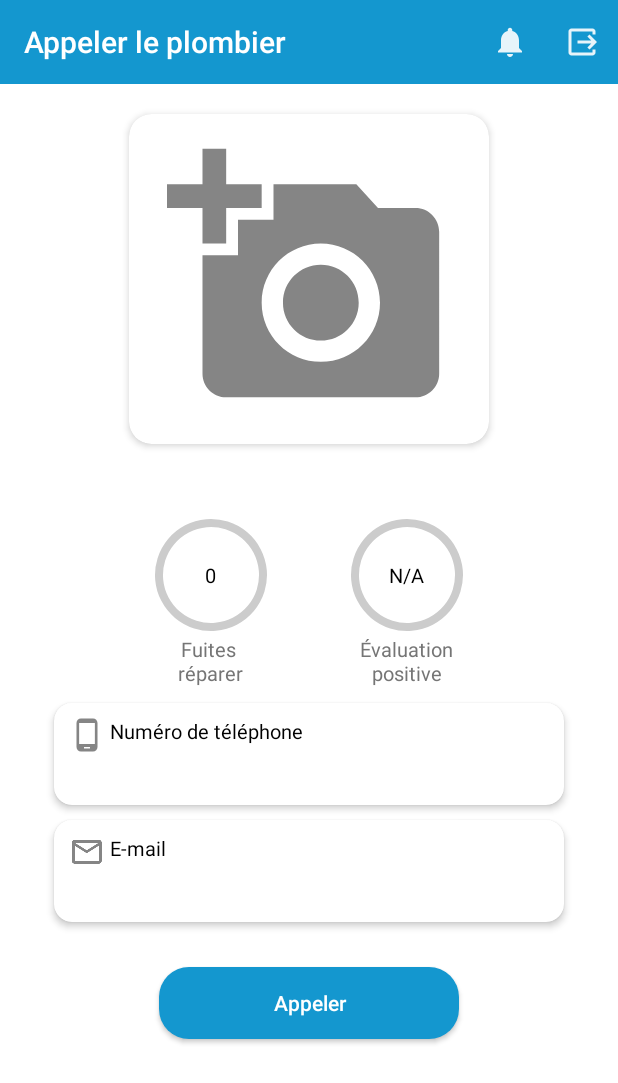
After one commit to AST99/IndexEye, an Android app: the PlumberDetail screen opened directly, with no data from a screen before it, on a phone screen of 412 x 824 dp. The commit adds this screen. Shown: the top 1083 px of the screen. Run offline under Robolectric (Android 15) with nearby library versions, the phone set to English and light mode, and no system bars; network calls fail.

Commit message:
call plumber function

```diff
--- /dev/null
+++ b/app/src/main/java/com/astdev/indexeye/PlumberDetail.kt
@@ -0,0 +1,43 @@
+package com.astdev.indexeye
+
+import android.content.Intent
+import android.net.Uri
+import android.os.Bundle
+import android.widget.Toast
+import androidx.appcompat.app.AppCompatActivity
+import com.astdev.indexeye.adapters.PlumberListAdapter
+import com.astdev.indexeye.databinding.ActivityPlumberDetailBinding
+
+
+class PlumberDetail : AppCompatActivity() {
+
+    private lateinit var binding: ActivityPlumberDetailBinding
+
+    override fun onCreate(savedInstanceState: Bundle?) {
+        super.onCreate(savedInstanceState)
+        binding = ActivityPlumberDetailBinding.inflate(layoutInflater)
+        setContentView(binding.root)
+
+        plumberDetail()
+
+        binding.btnCall.setOnClickListener {
+            callPlumber()
+        }
+    }
+
+
+    private fun plumberDetail(){
+        binding.plumberName.text = PlumberListAdapter.strShowName
+        binding.Mobile.text = PlumberListAdapter.strShowPhone
+        binding.Mail.text = PlumberListAdapter.strShowMail
+    }
+
+    private fun callPlumber(){
+        val u: Uri = Uri.parse("tel:" + PlumberListAdapter.strShowPhone)
+        try {
+            startActivity(Intent(Intent.ACTION_DIAL, u))
+        } catch (s: SecurityException) {
+            Toast.makeText(this@PlumberDetail, "Une erreur s'est produite", Toast.LENGTH_LONG).show()
+        }
+    }
+}
--- a/app/src/main/java/com/astdev/indexeye/adapters/PlumberListAdapter.java
+++ b/app/src/main/java/com/astdev/indexeye/adapters/PlumberListAdapter.java
@@ -1,14 +1,22 @@
 package com.astdev.indexeye.adapters;
 
+import android.app.Activity;
+import android.content.Intent;
 import android.view.LayoutInflater;
 import android.view.View;
 import android.view.ViewGroup;
+import android.widget.Button;
 import android.widget.TextView;
 
 import androidx.annotation.NonNull;
+import androidx.appcompat.app.AppCompatActivity;
+import androidx.fragment.app.Fragment;
+import androidx.fragment.app.FragmentManager;
 import androidx.recyclerview.widget.RecyclerView;
 
+import com.astdev.indexeye.PlumberDetail;
 import com.astdev.indexeye.R;
+import com.astdev.indexeye.activities.HomeScreen;
 import com.astdev.indexeye.models.PlumberModels;
 
 import java.util.List;
@@ -37,8 +45,16 @@ public class PlumberListAdapter extends RecyclerView.Adapter<PlumberListAdapter.
             String name = modelList.get(position).getName();
             String phone = modelList.get(position).getPhone();
             String mail = modelList.get(position).getMail();
-            String pass = modelList.get(position).getPassWrd();
-            holder.setData(name, mail);
+            //String pass = modelList.get(position).getPassWrd();
+            holder.setData(name, /*mail,*/ phone);
+
+            holder.btnVoir.setOnClickListener(view -> {
+                view.getContext().startActivity(new Intent(view.getContext(), PlumberDetail.class));
+
+                strShowName = name;
+                strShowPhone = phone;
+                strShowMail = mail;
+            });
 
             /*holder.cardView.setOnClickListener(view -> {
                // view.getContext().startActivity(new Intent(view.getContext(), UserProfil.class));
@@ -63,20 +79,24 @@ public class PlumberListAdapter extends RecyclerView.Adapter<PlumberListAdapter.
 
     public static class Viewholder extends RecyclerView.ViewHolder{
 
-        private final TextView name, mail;
+        private final TextView name, phone;
+        private final Button btnVoir;
 
 
         public Viewholder(@NonNull View itemView) {
             super(itemView);
 
             name = itemView.findViewById(R.id.plumberName);
-            mail = itemView.findViewById(R.id.plumberPhone);
+            //mail = itemView.findViewById(R.id.plumberMail);
+            phone = itemView.findViewById(R.id.plumberPhone);
             //cardView = itemView.findViewById(R.id.cardV);
+            btnVoir = itemView.findViewById(R.id.btnVoir);
         }
 
-        public void setData(String txtNom, String txtmail){
+        public void setData(String txtNom/*, String txtmail*/, String txtphone){
             name.setText(txtNom);
-            mail.setText(txtmail);
+            //mail.setText(txtmail);
+            phone.setText(txtphone);
         }
     }
 }
--- a/app/src/main/java/com/astdev/indexeye/fragments/ServicesFragment.kt
+++ b/app/src/main/java/com/astdev/indexeye/fragments/ServicesFragment.kt
@@ -1,21 +1,20 @@
 package com.astdev.indexeye.fragments
 
 import android.annotation.SuppressLint
+import android.content.ContentValues.TAG
 import android.os.Bundle
+import android.util.Log
 import android.view.LayoutInflater
 import android.view.View
 import android.view.ViewGroup
-import android.widget.ImageButton
 import android.widget.Toast
 import androidx.activity.OnBackPressedCallback
 import androidx.fragment.app.Fragment
 import androidx.recyclerview.widget.LinearLayoutManager
-import com.astdev.indexeye.R
 import com.astdev.indexeye.activities.HomeScreen
 import com.astdev.indexeye.adapters.PlumberListAdapter
 import com.astdev.indexeye.databinding.FragmentServicesBinding
 import com.astdev.indexeye.models.PlumberModels
-import com.astdev.indexeye.models.UsersModels
 import com.google.firebase.database.DataSnapshot
 import com.google.firebase.database.DatabaseError
 import com.google.firebase.database.FirebaseDatabase
@@ -25,10 +24,6 @@ import com.google.firebase.database.ValueEventListener
 class ServicesFragment : Fragment(){
 
     private lateinit var binding: FragmentServicesBinding
-    private lateinit var plumberList: ArrayList<UsersModels>
-
-    private val database = FirebaseDatabase.getInstance()
-    val myRef = FirebaseDatabase.getInstance().getReference("Simple Users")
 
 
     override fun onCreate(savedInstanceState: Bundle?) {
@@ -44,6 +39,18 @@ class ServicesFragment : Fragment(){
 
         (requireActivity() as HomeScreen).setActionBarTitle("Services")
 
+
+        requireActivity().onBackPressedDispatcher
+            .addCallback(requireActivity(), object : OnBackPressedCallback(true) {
+                override fun handleOnBackPressed() {
+                    Log.d(TAG, "Fragment back pressed invoked")
+                    // Do custom work here
+                    binding.presentService.visibility = View.VISIBLE
+                    binding.plumberContactList.visibility = View.GONE
+                }
+            })
+
+
         // Inflate the layout for this fragment
         return binding.root
 
@@ -52,10 +59,6 @@ class ServicesFragment : Fragment(){
     @SuppressLint("NotifyDataSetChanged")
     override fun onViewCreated(view: View, savedInstanceState: Bundle?) {
         super.onViewCreated(view, savedInstanceState)
-
-
-
-
 
         binding.btnContacterPlombier.setOnClickListener {
             (requireActivity() as HomeScreen).setActionBarTitle("Trouver un plombier")
@@ -73,7 +76,6 @@ class ServicesFragment : Fragment(){
         binding.btnSignalerFuite.setOnClickListener {
             //showPlumberList()
         }
-
     }
 
 
@@ -106,8 +108,4 @@ class ServicesFragment : Fragment(){
             }
         })
     }
-
-
-
-
 }
--- /dev/null
+++ b/app/src/main/res/layout/activity_plumber_detail.xml
@@ -0,0 +1,262 @@
+<?xml version="1.0" encoding="utf-8"?>
+<androidx.constraintlayout.widget.ConstraintLayout xmlns:android="http://schemas.android.com/apk/res/android"
+    xmlns:app="http://schemas.android.com/apk/res-auto"
+    xmlns:tools="http://schemas.android.com/tools"
+    android:layout_width="match_parent"
+    android:layout_height="match_parent"
+    android:background="@color/white"
+    tools:context=".PlumberDetail">
+
+    <androidx.appcompat.widget.Toolbar
+        android:id="@+id/toolbar"
+        android:layout_width="match_parent"
+        android:layout_height="wrap_content"
+        android:minHeight="?attr/actionBarSize"
+        android:theme="?attr/actionBarTheme"
+        app:layout_constraintEnd_toEndOf="parent"
+        app:layout_constraintStart_toStartOf="parent"
+        app:layout_constraintTop_toTopOf="parent"
+        app:title="Appeler le plombier"
+        app:menu="@menu/topbar_menu"
+        android:background="@color/mainColor"
+        app:titleTextColor="@android:color/white" />
+
+    <LinearLayout
+        android:id="@+id/layoutInfoPerso"
+        android:layout_width="match_parent"
+        android:layout_height="0dp"
+        android:background="@drawable/entete_inv"
+        android:orientation="vertical"
+        android:paddingTop="10dp"
+        android:visibility="visible"
+        android:layout_marginEnd="30dp"
+        android:layout_marginStart="30dp"
+        app:layout_constraintBottom_toBottomOf="parent"
+        app:layout_constraintEnd_toEndOf="parent"
+        app:layout_constraintStart_toStartOf="parent"
+        app:layout_constraintTop_toBottomOf="@+id/toolbar">
+
+        <androidx.cardview.widget.CardView
+            android:id="@+id/cardView"
+            android:layout_width="240dp"
+            android:layout_height="220dp"
+            android:layout_gravity="center"
+            android:layout_marginStart="10dp"
+            android:layout_marginTop="10dp"
+            android:layout_marginEnd="10dp"
+            android:layout_marginBottom="10dp"
+            app:cardCornerRadius="15dp"
+            app:cardElevation="3dp">
+
+            <ImageView
+                android:id="@+id/imageView6"
+                android:layout_width="match_parent"
+                android:layout_height="match_parent"
+                android:layout_gravity="center"
+                android:layout_margin="15dp"
+                android:src="@drawable/ic_add_pic"
+                tools:ignore="ContentDescription" />
+
+        </androidx.cardview.widget.CardView>
+
+        <TextView
+            android:id="@+id/plumberName"
+            android:layout_width="wrap_content"
+            android:layout_height="wrap_content"
+            android:layout_gravity="center"
+            android:layout_marginBottom="10dp"
+            android:text="User name"
+            android:textColor="#000000"
+            android:textSize="20sp"
+            android:textStyle="bold" />
+
+        <GridLayout
+            android:id="@+id/gridLayoutTop"
+            android:layout_width="wrap_content"
+            android:layout_height="wrap_content"
+            android:layout_gravity="center"
+            android:layout_marginBottom="3dp"
+            android:alignmentMode="alignMargins"
+            android:columnCount="2"
+            android:columnOrderPreserved="false"
+            android:rowCount="2">
+
+            <androidx.cardview.widget.CardView
+                android:layout_width="match_parent"
+                android:layout_height="wrap_content"
+                android:layout_gravity="start"
+                android:layout_marginEnd="25dp"
+                app:cardElevation="0dp">
+
+                <ProgressBar
+                    android:id="@+id/progressBarEP"
+                    style="?android:attr/progressBarStyleHorizontal"
+                    android:layout_width="80dp"
+                    android:layout_height="80dp"
+                    android:background="@drawable/circle_shape"
+                    android:indeterminate="false"
+                    android:max="500"
+                    android:progress="0"
+                    android:progressDrawable="@drawable/circular_progress_bar"
+                    android:rotation="130" />
+
+                <TextView
+                    android:id="@+id/textView4"
+                    android:layout_width="wrap_content"
+                    android:layout_height="wrap_content"
+                    android:layout_gravity="center"
+                    android:text="0"
+                    android:textColor="#000000"
+                    android:textSize="13sp" />
+            </androidx.cardview.widget.CardView>
+
+            <androidx.cardview.widget.CardView
+                android:layout_width="match_parent"
+                android:layout_height="wrap_content"
+                android:layout_gravity="end"
+                android:layout_marginStart="25dp"
+                app:cardElevation="0dp">
+
+                <ProgressBar
+                    android:id="@+id/progressBarFR"
+                    style="?android:attr/progressBarStyleHorizontal"
+                    android:layout_width="80dp"
+                    android:layout_height="80dp"
+                    android:background="@drawable/circle_shape"
+                    android:indeterminate="false"
+                    android:max="500"
+                    android:progress="0"
+                    android:progressDrawable="@drawable/circular_progress_bar"
+                    android:rotation="130" />
+
+                <TextView
+                    android:id="@+id/textView3"
+                    android:layout_width="wrap_content"
+                    android:layout_height="wrap_content"
+                    android:layout_gravity="center"
+                    android:layout_weight="1"
+                    android:text="N/A"
+                    android:textColor="#000000"
+                    android:textSize="13sp" />
+            </androidx.cardview.widget.CardView>
+
+            <TextView
+                android:id="@+id/textView5"
+                android:layout_width="wrap_content"
+                android:layout_height="wrap_content"
+                android:layout_gravity="center"
+                android:layout_marginEnd="25dp"
+                android:text="Fuites \nréparer"
+                android:textAlignment="center"
+                android:textColor="#757575"
+                android:textSize="13sp" />
+
+            <TextView
+                android:id="@+id/textView"
+                android:layout_width="wrap_content"
+                android:layout_height="wrap_content"
+                android:layout_gravity="center"
+                android:layout_marginStart="25dp"
+                android:text="Évaluation\npositive"
+                android:textAlignment="center"
+                android:textColor="#757575"
+                android:textSize="13sp" />
+        </GridLayout>
+
+        <androidx.cardview.widget.CardView
+            android:id="@+id/cvInfoTel"
+            android:layout_width="match_parent"
+            android:layout_height="wrap_content"
+            android:layout_marginStart="6dp"
+            android:layout_marginTop="7dp"
+            android:layout_marginEnd="6dp"
+            app:cardCornerRadius="12dp"
+            app:cardElevation="3dp">
+
+            <LinearLayout
+                android:layout_width="match_parent"
+                android:layout_height="match_parent"
+                android:orientation="vertical">
+
+                <TextView
+                    android:layout_width="wrap_content"
+                    android:layout_height="wrap_content"
+                    android:layout_marginStart="10dp"
+                    android:layout_marginTop="9dp"
+                    android:text=" Numéro de téléphone"
+                    android:textColor="#000000"
+                    android:textSize="13sp"
+                    app:drawableStartCompat="@drawable/ic_mobile" />
+
+                <TextView
+                    android:id="@+id/Mobile"
+                    android:layout_width="wrap_content"
+                    android:layout_height="wrap_content"
+                    android:layout_marginStart="30dp"
+                    android:layout_marginTop="3dp"
+                    android:layout_marginBottom="10dp"
+                    android:text="(+226) 05213622"
+                    android:textColor="#000000"
+                    android:textSize="15sp"
+                    android:textStyle="bold" />
+
+            </LinearLayout>
+
+        </androidx.cardview.widget.CardView>
+
+        <androidx.cardview.widget.CardView
+            android:id="@+id/cvMail"
+            android:layout_width="match_parent"
+            android:layout_height="wrap_content"
+            android:layout_marginStart="6dp"
+            android:layout_marginTop="10dp"
+            android:layout_marginEnd="6dp"
+            android:layout_marginBottom="10dp"
+            app:cardCornerRadius="12dp"
+            app:cardElevation="3dp">
+
+            <LinearLayout
+                android:layout_width="match_parent"
+                android:layout_height="match_parent"
+                android:orientation="vertical">
+
+                <TextView
+                    android:layout_width="wrap_content"
+                    android:layout_height="wrap_content"
+                    android:layout_marginStart="10dp"
+                    android:layout_marginTop="9dp"
+                    android:text=" E-mail"
+                    android:textColor="#000000"
+                    android:textSize="13sp"
+                    app:drawableStartCompat="@drawable/ic_mail_info" />
+
+                <TextView
+                    android:id="@+id/Mail"
+                    android:layout_width="wrap_content"
+                    android:layout_height="wrap_content"
+                    android:layout_marginStart="30dp"
+                    android:layout_marginTop="3dp"
+                    android:layout_marginBottom="10dp"
+                    android:text="exemple@exemple.com"
+                    android:textColor="#000000"
+                    android:textSize="15sp"
+                    android:textStyle="bold" />
+
+            </LinearLayout>
+
+        </androidx.cardview.widget.CardView>
+
+        <Button
+            android:id="@+id/btnCall"
+            android:layout_width="200dp"
+            android:layout_height="wrap_content"
+            android:textAllCaps="false"
+            android:layout_marginTop="20dp"
+            android:layout_gravity="center"
+            android:background="@drawable/button_shape"
+            android:textColor="@color/white"
+            android:text="Appeler" />
+
+    </LinearLayout>
+
+</androidx.constraintlayout.widget.ConstraintLayout>
--- a/app/src/main/res/navigation/navigation.xml
+++ b/app/src/main/res/navigation/navigation.xml
@@ -10,9 +10,7 @@
         android:name="com.astdev.indexeye.fragments.ServicesFragment"
         android:label="fragment_services"
         tools:layout="@layout/fragment_services" >
-        <action
-            android:id="@+id/action_servicesFragment_to_listPlumberFragment"
-            app:destination="@id/listPlumberFragment" />
+
     </fragment>
     <fragment
         android:id="@+id/userProfilFragment"
@@ -24,10 +22,5 @@
         android:name="com.astdev.indexeye.fragments.HomeFragment"
         android:label="fragment_home"
         tools:layout="@layout/fragment_home" />
-    <fragment
-        android:id="@+id/listPlumberFragment"
-        android:name="com.astdev.indexeye.ListPlumberFragment"
-        android:label="fragment_list_plumber"
-        tools:layout="@layout/fragment_list_plumber" />
 
 </navigation>
```
Also changed, not shown: app/src/main/AndroidManifest.xml (+8 -5 lines).
